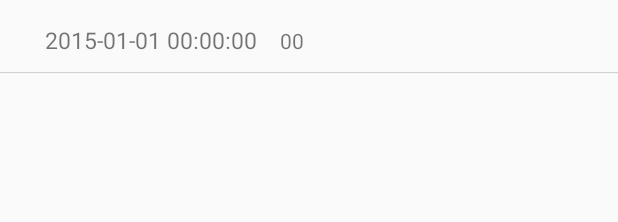
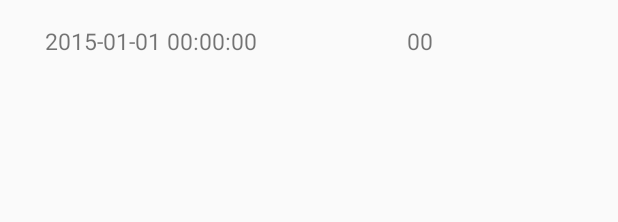
Before and after one commit to composer09/MyPedometer, an Android app: the layout history_child_item.xml on its own in the app's theme, with its tools: preview values and no code run, on a phone screen of 412 x 824 dp. Shown: the top 222 px of the screen. Run offline under Robolectric (Android 15) with nearby library versions, the phone set to English and light mode, and no system bars.

Commit message:
0731 feature history complete

```diff
--- a/MyPedometerApp/src/main/java/kr/co/composer/pedometer/activity/fragment/HistoryFragment.java
+++ b/MyPedometerApp/src/main/java/kr/co/composer/pedometer/activity/fragment/HistoryFragment.java
@@ -38,8 +38,8 @@ public class HistoryFragment extends Fragment{
         View view = inflater.inflate(R.layout.fragment_history,container,false);
         listView = (ExpandableListView)view.findViewById(R.id.location_history_listview);
             HistoryAdapter historyAdapter = new HistoryAdapter(getActivity(), pedoHistoryBO.getGroup(), pedoHistoryBO.getChildList());
-        listView.setDivider(null);
         listView.setAdapter(historyAdapter);
+        listView.expandGroup(0);
         listView.setOnItemClickListener(new HistoryClickListener(getActivity()));
         return view;
     }
--- a/MyPedometerApp/src/main/java/kr/co/composer/pedometer/activity/viewpager/adapter/MyPagerAdapter.java
+++ b/MyPedometerApp/src/main/java/kr/co/composer/pedometer/activity/viewpager/adapter/MyPagerAdapter.java
@@ -12,7 +12,7 @@ import android.view.ViewGroup;
 
 import kr.co.composer.pedometer.activity.viewpager.page.TodayViewpager;
 import kr.co.composer.pedometer.activity.viewpager.page.WeekViewpager;
-import kr.co.composer.pedometer.activity.viewpager.page.MaxViewpager;
+import kr.co.composer.pedometer.activity.viewpager.page.RecordViewpager;
 
 public class MyPagerAdapter extends FragmentStatePagerAdapter {
 	private LayoutInflater layoutInflater;
@@ -35,7 +35,7 @@ public class MyPagerAdapter extends FragmentStatePagerAdapter {
 		case 1:
 			return new WeekViewpager();
 		case 2:
-			return new MaxViewpager();
+			return new RecordViewpager();
 		default:
 			return null;
 		}
--- a/MyPedometerApp/src/main/res/layout/history_child_item.xml
+++ b/MyPedometerApp/src/main/res/layout/history_child_item.xml
@@ -2,53 +2,33 @@
 <RelativeLayout xmlns:android="http://schemas.android.com/apk/res/android"
     android:id="@+id/row"
     android:layout_width="match_parent"
-    android:layout_height="50sp"
+    android:layout_height="wrap_content"
     android:background="?android:attr/activatedBackgroundIndicator"
     android:orientation="vertical">
 
-    <FrameLayout
-        android:id="@+id/history_item"
-        android:layout_width="match_parent"
-        android:layout_height="62dp">
-
-        <LinearLayout
-            android:layout_width="wrap_content"
-            android:layout_height="wrap_content"
-            android:layout_gravity="left|center"
-            android:layout_marginLeft="30sp"
-            android:orientation="horizontal">
 
     <TextView
         android:id="@+id/pedometer_date"
         android:layout_width="wrap_content"
-                android:layout_height="wrap_content"
-                android:layout_marginTop="4dp"
+        android:layout_height="55dp"
         android:text="2015-01-01 00:00:00"
-                android:textSize="15sp" />
+        android:gravity="center"
+        android:textSize="15dp"
+        android:layout_marginLeft="30dp"
+      />
+
 
     <TextView
         android:id="@+id/pedometer_walk"
         android:layout_width="wrap_content"
         android:layout_height="wrap_content"
-                android:layout_marginLeft="15sp"
-                android:layout_marginTop="4dp"
         android:text="00"
-                android:textSize="14dp" />
+        android:textSize="15dp"
+        android:layout_centerVertical="true"
+        android:layout_toRightOf="@+id/pedometer_date"
+        android:layout_toEndOf="@+id/pedometer_date"
+        android:layout_marginLeft="100dp"
+        android:layout_marginStart="100dp" />
 
-        </LinearLayout>
-
-    </FrameLayout>
-
-    <RelativeLayout
-        android:layout_width="fill_parent"
-        android:layout_height="2.333dp"
-        android:layout_alignParentBottom="true">
-
-        <ImageView
-            android:layout_width="fill_parent"
-            android:layout_height="fill_parent"
-            android:layout_gravity="bottom"
-            android:background="@drawable/common_line_piece" />
-    </RelativeLayout>
 
 </RelativeLayout>
```
Also changed, not shown: MyPedometerApp/src/main/java/kr/co/composer/pedometer/activity/fragment/adapter/HistoryAdapter.java (+0 -15 lines), MyPedometerApp/src/main/java/kr/co/composer/pedometer/activity/viewpager/page/RecordViewpager.java (renamed from MyPedometerApp/src/main/java/kr/co/composer/pedometer/activity/viewpager/page/MaxViewpager.java, +5 -5 lines), MyPedometerApp/src/main/java/kr/co/composer/pedometer/dao/pedometer/PedoDAO.java (+15 -6 lines), MyPedometerApp/src/main/res/layout/history_group.xml (+4 -4 lines), MyPedometerApp/src/main/res/layout/viewpager_page3.xml (+5 -5 lines). Lines whose indentation alone changed are shown as unchanged.
